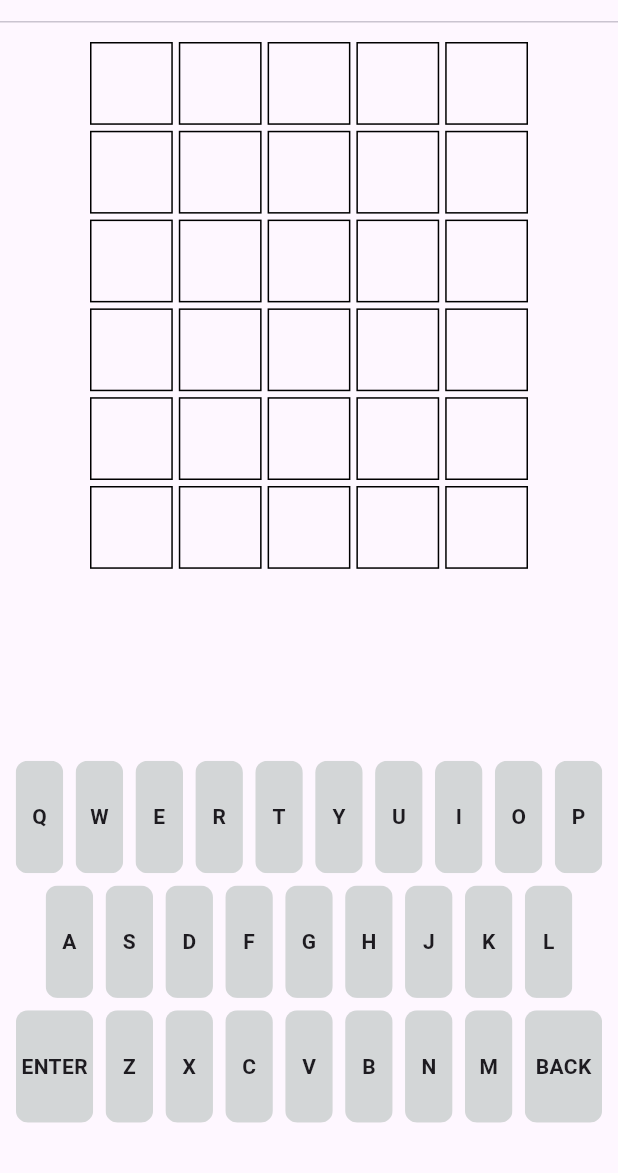
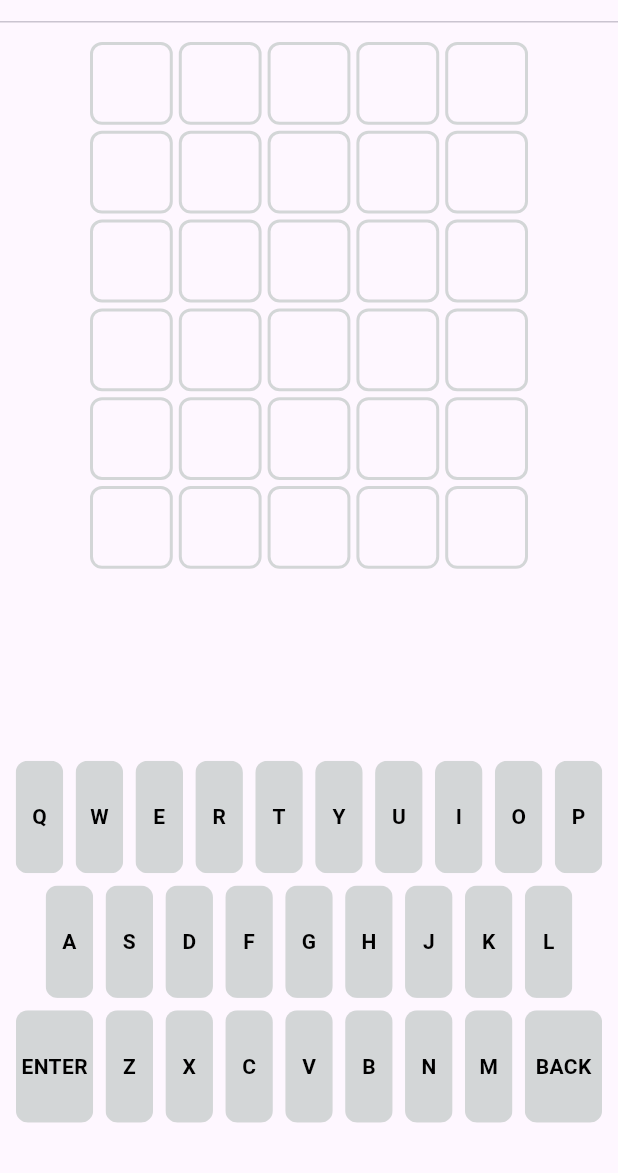
Before and after one commit to iamoguzhanarslantas/lettery, a Flutter app: the screen it shows after launch, on a phone screen of 412 x 824 dp, the part 63-1236 px from its top. Run offline on Flutter 3.47's test engine with Material 2 defaults, Android fonts, the light colour scheme and no system bars; our stand-ins replace flutter_riverpod, freezed_annotation, go_router.

Commit message:
update letter color and border

```diff
--- a/lib/src/app.dart
+++ b/lib/src/app.dart
@@ -22,6 +22,7 @@ class App extends StatelessWidget {
         textTheme: const TextTheme().copyWith(
           bodyMedium: const TextStyle(
             fontWeight: FontWeight.bold,
+            color: Colors.black,
           ),
         ),
       ),
--- a/lib/src/home/widgets/grid.dart
+++ b/lib/src/home/widgets/grid.dart
@@ -21,12 +21,7 @@ class Grid extends StatelessWidget {
         crossAxisSpacing: 4,
       ),
       itemBuilder: (context, index) {
-        return Container(
-          decoration: BoxDecoration(
-            border: Border.all(),
-          ),
-          child: Tile(index: index),
-        );
+        return Tile(index: index);
       },
     );
   }
--- a/lib/src/home/widgets/keyboard_row.dart
+++ b/lib/src/home/widgets/keyboard_row.dart
@@ -26,6 +26,7 @@ class KeyboardRow extends ConsumerWidget {
           index++;
           if (index >= min && index <= max) {
             Color color = Theme.of(context).primaryColorLight;
+            Color keyColor = Colors.white;
             if (homeProviderController.tilesEntered.isNotEmpty) {
               if (e.value == AnswerStage.correct) {
                 color = AppColors.correctGreen;
@@ -33,7 +34,13 @@ class KeyboardRow extends ConsumerWidget {
                 color = AppColors.containsYellow;
               } else if (e.value == AnswerStage.incorrect) {
                 color = Theme.of(context).primaryColorDark;
+              } else {
+                keyColor = Theme.of(context).textTheme.bodyMedium?.color ??
+                    Colors.black;
               }
+            } else {
+              keyColor =
+                  Theme.of(context).textTheme.bodyMedium?.color ?? Colors.black;
             }
             return Padding(
               padding: EdgeInsets.all(size.width / 100),
@@ -53,7 +60,12 @@ class KeyboardRow extends ConsumerWidget {
                         );
                       },
                       child: Center(
-                        child: Text(e.key),
+                        child: Text(
+                          e.key,
+                          style: const TextStyle().copyWith(
+                            color: keyColor,
+                          ),
+                        ),
                       ),
                     ),
                   ),
--- a/lib/src/home/widgets/tile.dart
+++ b/lib/src/home/widgets/tile.dart
@@ -16,35 +16,74 @@ class Tile extends ConsumerStatefulWidget {
 }
 
 class _TileState extends ConsumerState<Tile> {
-  Color _backgroundColor = Colors.transparent;
+  Color _backgroundColor = Colors.transparent,
+      _borderColor = Colors.transparent;
   late AnswerStage _answerStage;
+
+  @override
+  void initState() {
+    WidgetsBinding.instance.addPostFrameCallback((_) {
+      _borderColor = Theme.of(context).primaryColorLight;
+    });
+
+    super.initState();
+  }
+
   @override
   Widget build(BuildContext context) {
     final homeProviderController = ref.watch(homeControllerProvider);
     String text = '';
+    Color fontColor = Colors.white;
     if (widget.index < homeProviderController.tilesEntered.length) {
       text = homeProviderController.tilesEntered[widget.index].letter;
       _answerStage =
           homeProviderController.tilesEntered[widget.index].answerStage;
       if (_answerStage == AnswerStage.correct) {
+        _borderColor = Colors.transparent;
         _backgroundColor = AppColors.correctGreen;
       } else if (_answerStage == AnswerStage.contains) {
+        _borderColor = Colors.transparent;
         _backgroundColor = AppColors.containsYellow;
       } else if (_answerStage == AnswerStage.incorrect) {
+        _borderColor = Colors.transparent;
         _backgroundColor = Theme.of(context).primaryColorDark;
+      } else {
+        fontColor =
+            Theme.of(context).textTheme.bodyMedium?.color ?? Colors.black;
       }
       return Container(
-        color: _backgroundColor,
+        decoration: BoxDecoration(
+          color: _backgroundColor,
+          border: Border.all(
+            color: _borderColor,
+            width: 2,
+          ),
+          borderRadius: BorderRadius.circular(8),
+        ),
         child: FittedBox(
           fit: BoxFit.contain,
           child: Padding(
             padding: const EdgeInsets.all(3.0),
-            child: Text(text),
+            child: Text(
+              text,
+              style: const TextStyle().copyWith(
+                color: fontColor,
+              ),
+            ),
           ),
         ),
       );
     } else {
-      return const SizedBox();
+      return Container(
+        decoration: BoxDecoration(
+          color: _backgroundColor,
+          border: Border.all(
+            color: _borderColor,
+            width: 2,
+          ),
+          borderRadius: BorderRadius.circular(8),
+        ),
+      );
     }
   }
 }
```
